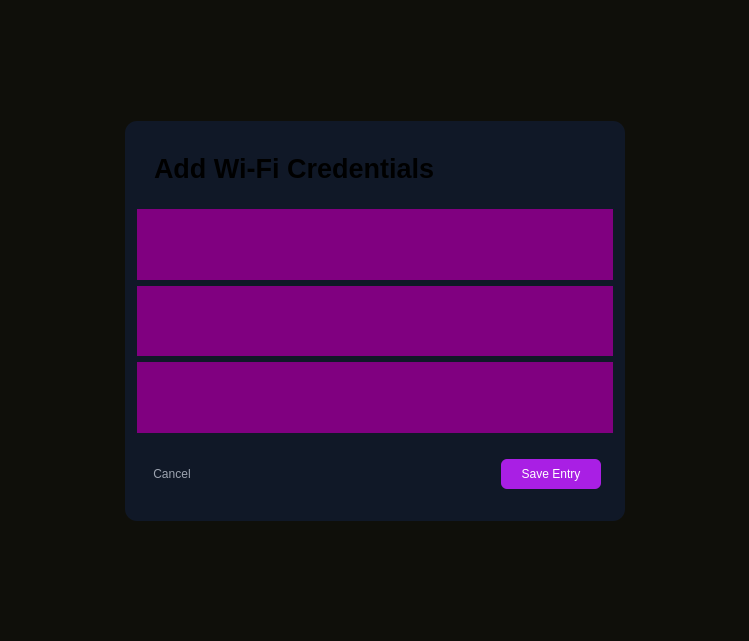
The window that src/mainContent/wifiform.ui (Keypr-org/qt_client) describes before a commit, drawn with Qt 5.
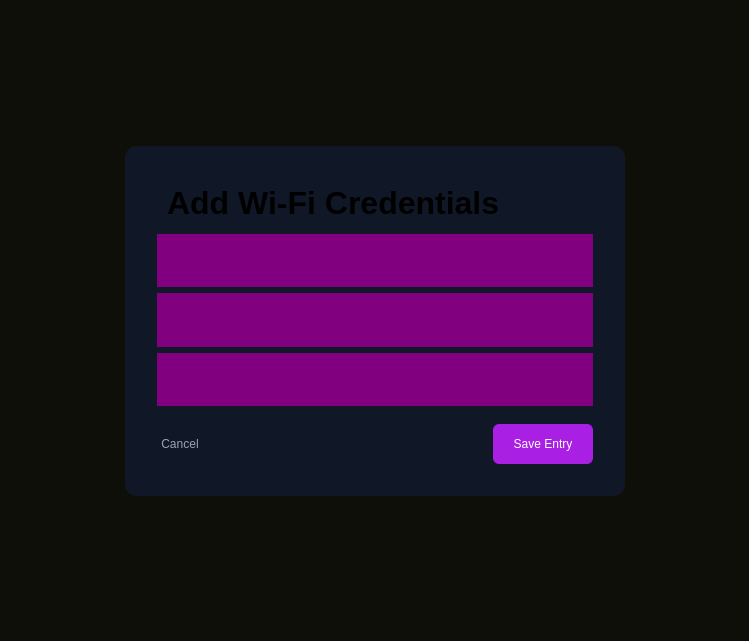
The same window after the commit. Custom widgets are drawn as their Qt base class.

```diff
--- a/src/mainContent/wifiform.ui
+++ b/src/mainContent/wifiform.ui
@@ -81,7 +81,7 @@
      <property name="minimumSize">
       <size>
        <width>500</width>
-       <height>400</height>
+       <height>350</height>
       </size>
      </property>
      <layout class="QVBoxLayout" name="verticalLayout">
@@ -89,34 +89,43 @@
        <number>-1</number>
       </property>
       <property name="leftMargin">
-       <number>12</number>
+       <number>32</number>
       </property>
       <property name="topMargin">
-       <number>12</number>
+       <number>32</number>
       </property>
       <property name="rightMargin">
-       <number>12</number>
+       <number>32</number>
       </property>
       <property name="bottomMargin">
-       <number>12</number>
+       <number>32</number>
       </property>
       <item>
        <widget class="QLabel" name="titleLabel">
         <property name="minimumSize">
          <size>
           <width>0</width>
-          <height>60</height>
+          <height>50</height>
+         </size>
+        </property>
+        <property name="maximumSize">
+         <size>
+          <width>16777215</width>
+          <height>50</height>
          </size>
         </property>
         <property name="font">
          <font>
-          <pointsize>20</pointsize>
+          <pointsize>24</pointsize>
           <bold>true</bold>
          </font>
         </property>
         <property name="text">
          <string>Add Wi-Fi Credentials</string>
         </property>
+        <property name="indent">
+         <number>0</number>
+        </property>
        </widget>
       </item>
       <item>
@@ -137,15 +146,21 @@
       </item>
       <item>
        <widget class="QWidget" name="bottomWidget" native="true">
+        <property name="maximumSize">
+         <size>
+          <width>16777215</width>
+          <height>52</height>
+         </size>
+        </property>
         <layout class="QHBoxLayout" name="horizontalLayout">
          <property name="leftMargin">
-          <number>12</number>
+          <number>0</number>
          </property>
          <property name="topMargin">
-          <number>0</number>
+          <number>12</number>
          </property>
          <property name="rightMargin">
-          <number>12</number>
+          <number>0</number>
          </property>
          <property name="bottomMargin">
           <number>0</number>
@@ -178,7 +193,13 @@
            <property name="minimumSize">
             <size>
              <width>100</width>
-             <height>30</height>
+             <height>40</height>
+            </size>
+           </property>
+           <property name="maximumSize">
+            <size>
+             <width>16777215</width>
+             <height>40</height>
             </size>
            </property>
            <property name="cursor">
@@ -224,6 +245,12 @@
   </layout>
  </widget>
  <customwidgets>
+  <customwidget>
+   <class>PasswordInput</class>
+   <extends>QWidget</extends>
+   <header>component/passwordinput.h</header>
+   <container>1</container>
+  </customwidget>
   <customwidget>
    <class>LineTextInput</class>
    <extends>QWidget</extends>
@@ -236,12 +263,6 @@
    <header>component/textinput.h</header>
    <container>1</container>
   </customwidget>
-  <customwidget>
-   <class>PasswordInput</class>
-   <extends>QWidget</extends>
-   <header>component/passwordinput.h</header>
-   <container>1</container>
-  </customwidget>
  </customwidgets>
  <resources/>
  <connections/>
```
